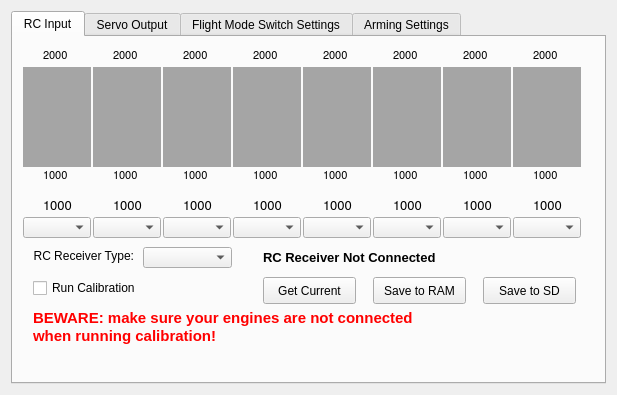
Old version of the form ground/openpilotgcs/src/plugins/config/settingswidget.ui in the repository openpilot/OpenPilot.
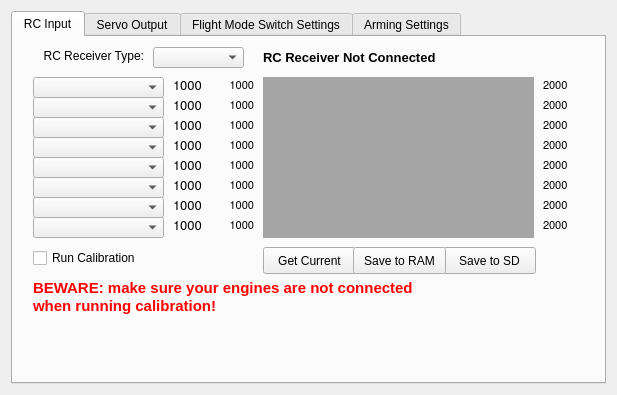
New version of the form. The open tabs and pages were chosen to show the change. Custom widgets are drawn as their Qt base class.

Commit message: Cosmetic graphical display changes to the RC input config display.

```diff
--- a/ground/openpilotgcs/src/plugins/config/settingswidget.ui
+++ b/ground/openpilotgcs/src/plugins/config/settingswidget.ui
@@ -26,8 +26,8 @@
       <widget class="QLabel" name="ch0Max">
        <property name="geometry">
         <rect>
-         <x>30</x>
-         <y>10</y>
+         <x>530</x>
+         <y>40</y>
          <width>31</width>
          <height>17</height>
         </rect>
@@ -53,8 +53,8 @@
       <widget class="QLabel" name="ch0Cur">
        <property name="geometry">
         <rect>
-         <x>30</x>
-         <y>160</y>
+         <x>160</x>
+         <y>40</y>
          <width>31</width>
          <height>17</height>
         </rect>
@@ -79,8 +79,8 @@
       <widget class="QLabel" name="ch1Min">
        <property name="geometry">
         <rect>
-         <x>100</x>
-         <y>130</y>
+         <x>210</x>
+         <y>60</y>
          <width>31</width>
          <height>17</height>
         </rect>
@@ -102,12 +102,15 @@
        <property name="text">
         <string>1000</string>
        </property>
+       <property name="alignment">
+        <set>Qt::AlignRight|Qt::AlignTrailing|Qt::AlignVCenter</set>
+       </property>
       </widget>
       <widget class="QLabel" name="ch6Min">
        <property name="geometry">
         <rect>
-         <x>450</x>
-         <y>130</y>
+         <x>210</x>
+         <y>160</y>
          <width>31</width>
          <height>17</height>
         </rect>
@@ -129,12 +132,15 @@
        <property name="text">
         <string>1000</string>
        </property>
+       <property name="alignment">
+        <set>Qt::AlignRight|Qt::AlignTrailing|Qt::AlignVCenter</set>
+       </property>
       </widget>
       <widget class="QLabel" name="ch7Cur">
        <property name="geometry">
         <rect>
-         <x>520</x>
-         <y>160</y>
+         <x>160</x>
+         <y>180</y>
          <width>31</width>
          <height>17</height>
         </rect>
@@ -159,8 +165,8 @@
       <widget class="QLabel" name="ch4Max">
        <property name="geometry">
         <rect>
-         <x>310</x>
-         <y>10</y>
+         <x>530</x>
+         <y>120</y>
          <width>31</width>
          <height>17</height>
         </rect>
@@ -186,8 +192,8 @@
       <widget class="QLabel" name="ch7Min">
        <property name="geometry">
         <rect>
-         <x>520</x>
-         <y>130</y>
+         <x>210</x>
+         <y>180</y>
          <width>31</width>
          <height>17</height>
         </rect>
@@ -209,12 +215,15 @@
        <property name="text">
         <string>1000</string>
        </property>
+       <property name="alignment">
+        <set>Qt::AlignRight|Qt::AlignTrailing|Qt::AlignVCenter</set>
+       </property>
       </widget>
       <widget class="QPushButton" name="getRCInputCurrent">
        <property name="geometry">
         <rect>
          <x>250</x>
-         <y>240</y>
+         <y>210</y>
          <width>93</width>
          <height>27</height>
         </rect>
@@ -229,8 +238,8 @@
       <widget class="QLabel" name="ch2Min">
        <property name="geometry">
         <rect>
-         <x>170</x>
-         <y>130</y>
+         <x>210</x>
+         <y>80</y>
          <width>31</width>
          <height>17</height>
         </rect>
@@ -252,12 +261,15 @@
        <property name="text">
         <string>1000</string>
        </property>
+       <property name="alignment">
+        <set>Qt::AlignRight|Qt::AlignTrailing|Qt::AlignVCenter</set>
+       </property>
       </widget>
       <widget class="QLabel" name="ch6Max">
        <property name="geometry">
         <rect>
-         <x>450</x>
-         <y>10</y>
+         <x>530</x>
+         <y>160</y>
          <width>31</width>
          <height>17</height>
         </rect>
@@ -283,8 +295,8 @@
       <widget class="QLabel" name="ch5Max">
        <property name="geometry">
         <rect>
-         <x>380</x>
-         <y>10</y>
+         <x>530</x>
+         <y>140</y>
          <width>31</width>
          <height>17</height>
         </rect>
@@ -310,8 +322,8 @@
       <widget class="QLabel" name="ch3Max">
        <property name="geometry">
         <rect>
-         <x>240</x>
-         <y>10</y>
+         <x>530</x>
+         <y>100</y>
          <width>31</width>
          <height>17</height>
         </rect>
@@ -337,8 +349,8 @@
       <widget class="QPushButton" name="saveRCInputToSD">
        <property name="geometry">
         <rect>
-         <x>470</x>
-         <y>240</y>
+         <x>430</x>
+         <y>210</y>
          <width>93</width>
          <height>27</height>
         </rect>
@@ -354,8 +366,8 @@
       <widget class="QLabel" name="ch4Cur">
        <property name="geometry">
         <rect>
-         <x>310</x>
-         <y>160</y>
+         <x>160</x>
+         <y>120</y>
          <width>31</width>
          <height>17</height>
         </rect>
@@ -380,8 +392,8 @@
       <widget class="QLabel" name="ch4Min">
        <property name="geometry">
         <rect>
-         <x>310</x>
-         <y>130</y>
+         <x>210</x>
+         <y>120</y>
          <width>31</width>
          <height>17</height>
         </rect>
@@ -403,12 +415,15 @@
        <property name="text">
         <string>1000</string>
        </property>
+       <property name="alignment">
+        <set>Qt::AlignRight|Qt::AlignTrailing|Qt::AlignVCenter</set>
+       </property>
       </widget>
       <widget class="QPushButton" name="saveRCInputToRAM">
        <property name="geometry">
         <rect>
-         <x>360</x>
-         <y>240</y>
+         <x>340</x>
+         <y>210</y>
          <width>93</width>
          <height>27</height>
         </rect>
@@ -424,9 +439,9 @@
       <widget class="QComboBox" name="ch0Assign">
        <property name="geometry">
         <rect>
-         <x>10</x>
-         <y>180</y>
-         <width>68</width>
+         <x>20</x>
+         <y>40</y>
+         <width>131</width>
          <height>21</height>
         </rect>
        </property>
@@ -449,8 +464,8 @@
       <widget class="QLabel" name="ch3Min">
        <property name="geometry">
         <rect>
-         <x>240</x>
-         <y>130</y>
+         <x>210</x>
+         <y>100</y>
          <width>31</width>
          <height>17</height>
         </rect>
@@ -472,12 +487,15 @@
        <property name="text">
         <string>1000</string>
        </property>
+       <property name="alignment">
+        <set>Qt::AlignRight|Qt::AlignTrailing|Qt::AlignVCenter</set>
+       </property>
       </widget>
       <widget class="QLabel" name="ch7Max">
        <property name="geometry">
         <rect>
-         <x>520</x>
-         <y>10</y>
+         <x>530</x>
+         <y>180</y>
          <width>31</width>
          <height>17</height>
         </rect>
@@ -503,8 +521,8 @@
       <widget class="QLabel" name="ch2Cur">
        <property name="geometry">
         <rect>
-         <x>170</x>
-         <y>160</y>
+         <x>160</x>
+         <y>80</y>
          <width>31</width>
          <height>17</height>
         </rect>
@@ -529,8 +547,8 @@
       <widget class="QLabel" name="ch5Cur">
        <property name="geometry">
         <rect>
-         <x>380</x>
-         <y>160</y>
+         <x>160</x>
+         <y>140</y>
          <width>31</width>
          <height>17</height>
         </rect>
@@ -555,8 +573,8 @@
       <widget class="QLabel" name="ch5Min">
        <property name="geometry">
         <rect>
-         <x>380</x>
-         <y>130</y>
+         <x>210</x>
+         <y>140</y>
          <width>31</width>
          <height>17</height>
         </rect>
@@ -578,12 +596,15 @@
        <property name="text">
         <string>1000</string>
        </property>
+       <property name="alignment">
+        <set>Qt::AlignRight|Qt::AlignTrailing|Qt::AlignVCenter</set>
+       </property>
       </widget>
       <widget class="QLabel" name="ch1Cur">
        <property name="geometry">
         <rect>
-         <x>100</x>
-         <y>160</y>
+         <x>160</x>
+         <y>60</y>
          <width>31</width>
          <height>17</height>
         </rect>
@@ -608,7 +629,7 @@
       <widget class="QLabel" name="ch6Cur">
        <property name="geometry">
         <rect>
-         <x>450</x>
+         <x>160</x>
          <y>160</y>
          <width>31</width>
          <height>17</height>
@@ -634,8 +655,8 @@
       <widget class="QLabel" name="ch3Cur">
        <property name="geometry">
         <rect>
-         <x>240</x>
-         <y>160</y>
+         <x>160</x>
+         <y>100</y>
          <width>31</width>
          <height>17</height>
         </rect>
@@ -660,8 +681,8 @@
       <widget class="QLabel" name="ch2Max">
        <property name="geometry">
         <rect>
-         <x>170</x>
-         <y>10</y>
+         <x>530</x>
+         <y>80</y>
          <width>31</width>
          <height>17</height>
         </rect>
@@ -687,8 +708,8 @@
       <widget class="QLabel" name="ch1Max">
        <property name="geometry">
         <rect>
-         <x>100</x>
-         <y>10</y>
+         <x>530</x>
+         <y>60</y>
          <width>31</width>
          <height>17</height>
         </rect>
@@ -714,8 +735,8 @@
       <widget class="QLabel" name="ch0Min">
        <property name="geometry">
         <rect>
-         <x>30</x>
-         <y>130</y>
+         <x>210</x>
+         <y>40</y>
          <width>31</width>
          <height>17</height>
         </rect>
@@ -737,13 +758,16 @@
        <property name="text">
         <string>1000</string>
        </property>
+       <property name="alignment">
+        <set>Qt::AlignRight|Qt::AlignTrailing|Qt::AlignVCenter</set>
+       </property>
       </widget>
       <widget class="QComboBox" name="ch1Assign">
        <property name="geometry">
         <rect>
-         <x>80</x>
-         <y>180</y>
-         <width>68</width>
+         <x>20</x>
+         <y>60</y>
+         <width>131</width>
          <height>21</height>
         </rect>
        </property>
@@ -757,9 +781,9 @@
       <widget class="QComboBox" name="ch2Assign">
        <property name="geometry">
         <rect>
-         <x>150</x>
-         <y>180</y>
-         <width>68</width>
+         <x>20</x>
+         <y>80</y>
+         <width>131</width>
          <height>21</height>
         </rect>
        </property>
@@ -773,9 +797,9 @@
       <widget class="QComboBox" name="ch3Assign">
        <property name="geometry">
         <rect>
-         <x>220</x>
-         <y>180</y>
-         <width>68</width>
+         <x>20</x>
+         <y>100</y>
+         <width>131</width>
          <height>21</height>
         </rect>
        </property>
@@ -789,9 +813,9 @@
       <widget class="QComboBox" name="ch4Assign">
        <property name="geometry">
         <rect>
-         <x>290</x>
-         <y>180</y>
-         <width>68</width>
+         <x>20</x>
+         <y>120</y>
+         <width>131</width>
          <height>21</height>
         </rect>
        </property>
@@ -805,9 +829,9 @@
       <widget class="QComboBox" name="ch5Assign">
        <property name="geometry">
         <rect>
-         <x>360</x>
-         <y>180</y>
-         <width>68</width>
+         <x>20</x>
+         <y>140</y>
+         <width>131</width>
          <height>21</height>
         </rect>
        </property>
@@ -821,9 +845,9 @@
       <widget class="QComboBox" name="ch6Assign">
        <property name="geometry">
         <rect>
-         <x>430</x>
-         <y>180</y>
-         <width>68</width>
+         <x>20</x>
+         <y>160</y>
+         <width>131</width>
          <height>21</height>
         </rect>
        </property>
@@ -837,9 +861,9 @@
       <widget class="QComboBox" name="ch7Assign">
        <property name="geometry">
         <rect>
-         <x>500</x>
+         <x>20</x>
          <y>180</y>
-         <width>68</width>
+         <width>131</width>
          <height>21</height>
         </rect>
        </property>
@@ -854,7 +878,7 @@
        <property name="geometry">
         <rect>
          <x>20</x>
-         <y>240</y>
+         <y>210</y>
          <width>131</width>
          <height>22</height>
         </rect>
@@ -874,7 +898,7 @@
        <property name="geometry">
         <rect>
          <x>250</x>
-         <y>210</y>
+         <y>10</y>
          <width>311</width>
          <height>20</height>
         </rect>
@@ -896,9 +920,9 @@
       <widget class="QComboBox" name="receiverType">
        <property name="geometry">
         <rect>
-         <x>130</x>
-         <y>210</y>
-         <width>89</width>
+         <x>140</x>
+         <y>10</y>
+         <width>91</width>
          <height>21</height>
         </rect>
        </property>
@@ -912,8 +936,8 @@
       <widget class="QLabel" name="label_2">
        <property name="geometry">
         <rect>
-         <x>10</x>
-         <y>210</y>
+         <x>20</x>
+         <y>10</y>
          <width>111</width>
          <height>17</height>
         </rect>
@@ -929,7 +953,7 @@
        <property name="geometry">
         <rect>
          <x>20</x>
-         <y>270</y>
+         <y>240</y>
          <width>531</width>
          <height>41</height>
         </rect>
@@ -943,44 +967,13 @@
 &lt;p style=&quot; margin-top:0px; margin-bottom:0px; margin-left:0px; margin-right:0px; -qt-block-indent:0; text-indent:0px;&quot;&gt;&lt;span style=&quot; font-weight:600; color:#ff0000;&quot;&gt;when running calibration!&lt;/span&gt;&lt;/p&gt;&lt;/body&gt;&lt;/html&gt;</string>
        </property>
       </widget>
-      <widget class="WidgetBar" name="widgetBarCH0" native="true">
-       <property name="geometry">
-        <rect>
-         <x>10</x>
-         <y>30</y>
-         <width>68</width>
-         <height>100</height>
-        </rect>
-       </property>
-       <property name="sizePolicy">
-        <sizepolicy hsizetype="Expanding" vsizetype="Expanding">
-         <horstretch>0</horstretch>
-         <verstretch>0</verstretch>
-        </sizepolicy>
-       </property>
-       <property name="minimumSize">
-        <size>
-         <width>1</width>
-         <height>1</height>
-        </size>
-       </property>
-       <property name="mouseTracking">
-        <bool>false</bool>
-       </property>
-       <property name="autoFillBackground">
-        <bool>false</bool>
-       </property>
-       <property name="styleSheet">
-        <string notr="true">background-color: rgb(165, 165, 165);</string>
-       </property>
-      </widget>
       <widget class="WidgetBar" name="widgetBarCH1" native="true">
        <property name="geometry">
         <rect>
-         <x>80</x>
-         <y>30</y>
-         <width>68</width>
-         <height>100</height>
+         <x>250</x>
+         <y>60</y>
+         <width>271</width>
+         <height>21</height>
         </rect>
        </property>
        <property name="sizePolicy">
@@ -1008,10 +1001,10 @@
       <widget class="WidgetBar" name="widgetBarCH2" native="true">
        <property name="geometry">
         <rect>
-         <x>150</x>
-         <y>30</y>
-         <width>68</width>
-         <height>100</height>
+         <x>250</x>
+         <y>80</y>
+         <width>271</width>
+         <height>21</height>
         </rect>
        </property>
        <property name="sizePolicy">
@@ -1039,10 +1032,10 @@
       <widget class="WidgetBar" name="widgetBarCH3" native="true">
        <property name="geometry">
         <rect>
-         <x>220</x>
-         <y>30</y>
-         <width>68</width>
-         <height>100</height>
+         <x>250</x>
+         <y>100</y>
+         <width>271</width>
+         <height>21</height>
         </rect>
        </property>
        <property name="sizePolicy">
@@ -1070,10 +1063,10 @@
       <widget class="WidgetBar" name="widgetBarCH4" native="true">
        <property name="geometry">
         <rect>
-         <x>290</x>
-         <y>30</y>
-         <width>68</width>
-         <height>100</height>
+         <x>250</x>
+         <y>120</y>
+         <width>271</width>
+         <height>21</height>
         </rect>
        </property>
        <property name="sizePolicy">
@@ -1101,10 +1094,10 @@
       <widget class="WidgetBar" name="widgetBarCH5" native="true">
        <property name="geometry">
         <rect>
-         <x>360</x>
-         <y>30</y>
-         <width>68</width>
-         <height>100</height>
+         <x>250</x>
+         <y>140</y>
+         <width>271</width>
+         <height>21</height>
         </rect>
        </property>
        <property name="sizePolicy">
@@ -1132,10 +1125,10 @@
       <widget class="WidgetBar" name="widgetBarCH6" native="true">
        <property name="geometry">
         <rect>
-         <x>430</x>
-         <y>30</y>
-         <width>68</width>
-         <height>100</height>
+         <x>250</x>
+         <y>160</y>
+         <width>271</width>
+         <height>21</height>
         </rect>
        </property>
        <property name="sizePolicy">
@@ -1163,10 +1156,41 @@
       <widget class="WidgetBar" name="widgetBarCH7" native="true">
        <property name="geometry">
         <rect>
-         <x>500</x>
-         <y>30</y>
-         <width>68</width>
-         <height>100</height>
+         <x>250</x>
+         <y>180</y>
+         <width>271</width>
+         <height>21</height>
+        </rect>
+       </property>
+       <property name="sizePolicy">
+        <sizepolicy hsizetype="Expanding" vsizetype="Expanding">
+         <horstretch>0</horstretch>
+         <verstretch>0</verstretch>
+        </sizepolicy>
+       </property>
+       <property name="minimumSize">
+        <size>
+         <width>1</width>
+         <height>1</height>
+        </size>
+       </property>
+       <property name="mouseTracking">
+        <bool>false</bool>
+       </property>
+       <property name="autoFillBackground">
+        <bool>false</bool>
+       </property>
+       <property name="styleSheet">
+        <string notr="true">background-color: rgb(165, 165, 165);</string>
+       </property>
+      </widget>
+      <widget class="WidgetBar" name="widgetBarCH0" native="true">
+       <property name="geometry">
+        <rect>
+         <x>250</x>
+         <y>40</y>
+         <width>271</width>
+         <height>21</height>
         </rect>
        </property>
        <property name="sizePolicy">
```
Left out of the diff: 2 changed lines with no effect on the pictures. The commit also changes 2 other files.
